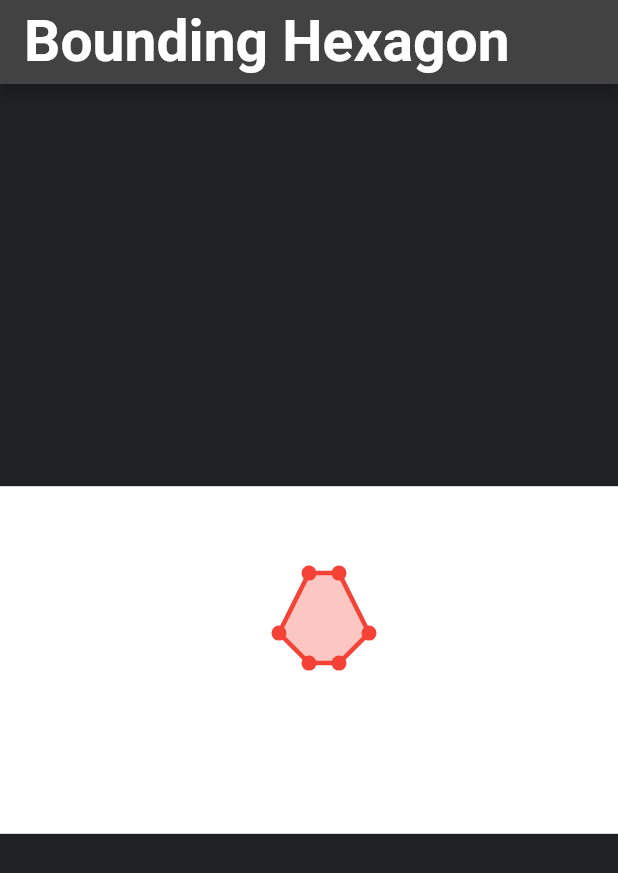
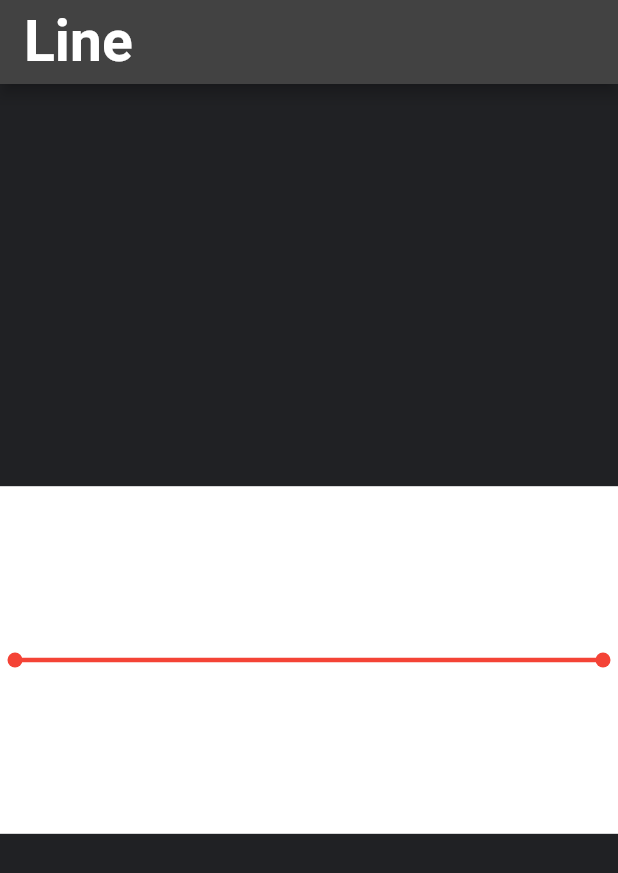
Before and after one commit to MrTuyennn/media_reels, a Flutter app: the screen it shows after launch, on a phone screen of 412 x 824 dp. Shown: the top 873 px of the screen. Run offline on Flutter 3.47's test engine with Material 3 defaults, Android fonts, the phone set to English and light mode, and no system bars; our stand-ins replace bloc, cached_network_image, dio, flutter_bloc, flutter_cache_manager, freezed_annotation and 2 more; generated files the repository leaves out were written again.

Commit message:
update line

```diff
--- a/lib/core/app_routers.dart
+++ b/lib/core/app_routers.dart
@@ -1,13 +1,13 @@
 import 'package:flutter/material.dart';
 import 'package:media_reels/core/app_string_routers.dart';
-import 'package:media_reels/views/bouding/bouding.dart';
+import 'package:media_reels/views/bouding/line.dart';
 import 'package:media_reels/views/index.dart';
 
 class AppRouters {
   static Route generateRoutes(RouteSettings settings) {
     switch (settings.name) {
       case AppStringRouters.VideoPlayerPR:
-        return _buildPageRoute(const Bouding(), settings);
+        return _buildPageRoute(const Line(), settings);
       case AppStringRouters.SplashPage:
         return _buildPageRoute(const SplashPage(), settings);
       case AppStringRouters.LoginPage:
--- /dev/null
+++ b/lib/views/bouding/line.dart
@@ -0,0 +1,119 @@
+import 'package:flutter/material.dart';
+
+class Line extends StatefulWidget {
+  const Line({
+    super.key,
+    this.a,
+    this.b,
+  });
+
+  final Offset? a, b;
+
+  @override
+  State<Line> createState() => _LineState();
+}
+
+class _LineState extends State<Line> {
+  Offset setA = const Offset(0, 0);
+  Offset setB = const Offset(0, 0);
+
+  @override
+  void initState() {
+    super.initState();
+    WidgetsBinding.instance.addPostFrameCallback((_) {
+      final h = MediaQuery.of(context).size.width * 9 / 16;
+      final w = MediaQuery.of(context).size.width;
+
+      setState(() {
+        setA = widget.a ?? Offset(10, h / 2);
+        setB = widget.b ?? Offset(w - 10, h / 2);
+      });
+    });
+  }
+
+  @override
+  Widget build(BuildContext context) {
+    final h = MediaQuery.of(context).size.width * 9 / 16;
+    final w = MediaQuery.of(context).size.width;
+    return Scaffold(
+      appBar: AppBar(
+        title: const Text('Line'),
+      ),
+      body: Center(
+        child: Container(
+          color: Colors.white,
+          height: h,
+          width: w,
+          child: Stack(
+            children: [
+              CustomPaint(
+                painter: ShapePainter(a: setA, b: setB),
+              ),
+              _buildDraggablePoint(setA, (delta) => setA += delta),
+              _buildDraggablePoint(setB, (delta) => setB += delta),
+            ],
+          ),
+        ),
+      ),
+    );
+  }
+
+  Widget _buildDraggablePoint(Offset offset, void Function(Offset) onUpdate) {
+    return Transform.translate(
+      offset: offset - const Offset(15, 15),
+      child: GestureDetector(
+        behavior: HitTestBehavior.opaque,
+        onPanUpdate: (details) {
+          final dx = offset.dx + details.delta.dx;
+          final dy = offset.dy + details.delta.dy;
+
+          final w = MediaQuery.of(context).size.width;
+          final h = w * 9 / 16;
+
+          final newOffset = Offset(
+            dx.clamp(0.0, w),
+            dy.clamp(0.0, h),
+          );
+
+          setState(() => onUpdate(newOffset - offset));
+        },
+        child: Container(
+          margin: const EdgeInsets.all(10),
+          width: 10,
+          height: 10,
+          decoration: const BoxDecoration(
+            color: Colors.red,
+            shape: BoxShape.circle,
+          ),
+        ),
+      ),
+    );
+  }
+}
+
+class ShapePainter extends CustomPainter {
+  final Offset a, b;
+
+  ShapePainter({
+    required this.a,
+    required this.b,
+  });
+
+  @override
+  void paint(Canvas canvas, Size size) {
+    var paint = Paint()
+      ..color = Colors.red
+      ..strokeWidth = 3
+      ..strokeCap = StrokeCap.round;
+
+    Offset startingPoint = a;
+    Offset endingPoint = b;
+
+    canvas.drawLine(startingPoint, endingPoint, paint);
+  }
+
+  @override
+  bool shouldRepaint(covariant ShapePainter oldDelegate) {
+    return a != oldDelegate.a || b != oldDelegate.b;
+  }
+}
```
